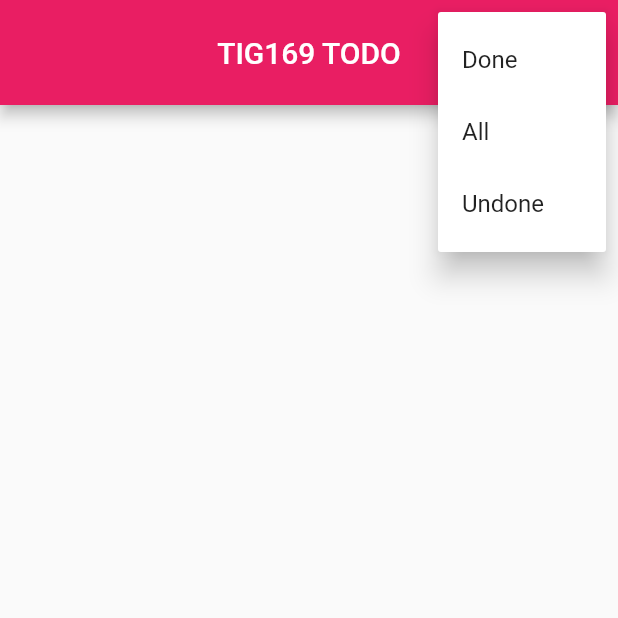
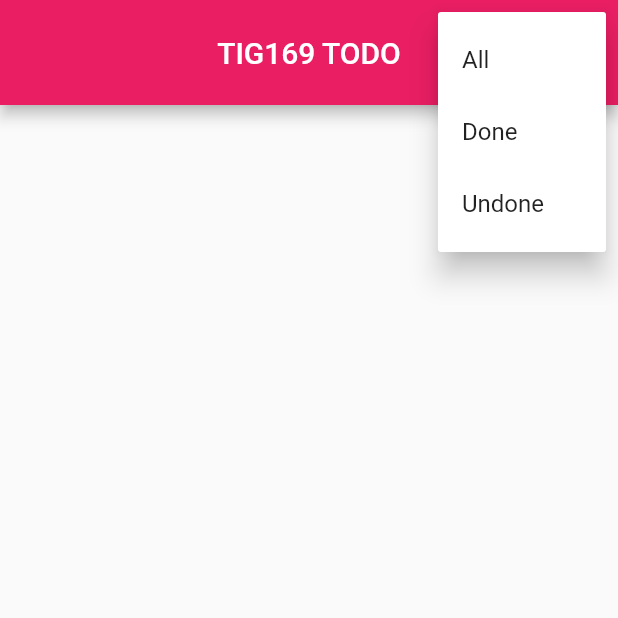
Before and after one commit to gu-tig169-ht21/gusgranqlo, a Flutter app: the screen it shows after launch, after a tap on the "more vert" icon, on a phone screen of 412 x 824 dp, the top half of it. Run offline on Flutter 3.47's test engine with Material 2 defaults, Android fonts, the phone set to English and light mode, and no system bars; missing offline and left inert: dart:html.

Commit message:
filtreringen fungerar, allt färdigt från vecka 3 tillstånd

```diff
--- a/lib/main.dart
+++ b/lib/main.dart
@@ -1,64 +1,45 @@
+//import 'dart:js';
 import 'package:flutter/material.dart';
 import 'package:flutter/rendering.dart';
 import 'package:provider/provider.dart';
 import 'second_view.dart';
+import 'todo_list.dart';
+//import 'package:http/http.dart'; as http;
 
 void main() {
-  runApp(
-      // här sätter du upp providern
-      //och gör att
-      //alla barn har tillgång till klassen TodoList
-      ChangeNotifierProvider(
+  runApp(ChangeNotifierProvider(
     create: (context) => TodoList(),
-    child: MyApp(),
+    child: const MyApp(),
   ));
 }
 
 class Todo {
-  final String syssla;
-  final bool kryssbox;
+  String syssla;
+  bool kryssbox;
+
   //konstruktor
-  Todo(this.syssla, this.kryssbox);
+  Todo({required this.syssla, this.kryssbox = false});
 }
 
 class MyApp extends StatefulWidget {
-  MyApp({Key? key}) : super(key: key);
+  const MyApp({Key? key}) : super(key: key);
   @override //för att kunna överlagra och göra min egna build funktion
   _MyAppState createState() => _MyAppState();
 }
 
 class _MyAppState extends State<MyApp> {
+  @override
   Widget build(BuildContext context) {
     return MaterialApp(
-      home: MainView(),
-      //home: ThirdView(),
+      debugShowCheckedModeBanner: false,
+      home: const MainView(),
       theme: ThemeData(primarySwatch: Colors.pink),
     );
   }
 }
 
-class TodoList extends ChangeNotifier {
-  List<Todo> _list = [];
-
-  List<Todo> get list {
-    return _list;
-  }
-
-  //funktion som adderar en Todo
-  void addTodo(Todo syssla) {
-    _list.add(syssla);
-    notifyListeners();
-  }
-
-  // funktion som raderar en Todo
-  void removeTodo(Todo todo) {
-    _list.remove(todo);
-    notifyListeners();
-  }
-}
-
 class MainView extends StatefulWidget {
-  MainView({Key? key}) : super(key: key);
+  const MainView({Key? key}) : super(key: key);
   @override //för att kunna överlagra och göra min egna build funktion
   _MainViewState createState() => _MainViewState();
 }
@@ -66,60 +47,53 @@
 class _MainViewState extends State<MainView> {
   late String syssla;
   late bool kryssbox;
-  late TextEditingController _controller;
-  var filterSetting = 'all';
 
-  get allItems => null;
-
+  @override
   Widget build(BuildContext context) {
-    List<Todo> list = [];
+    //List<Todo> list = [];
 
     return Scaffold(
       appBar: AppBar(
           centerTitle: true,
-          title: Text('TIG169 TODO'),
+          title: const Text('TIG169 TODO'),
           toolbarHeight: 70,
           actions: [
             PopupMenuButton(
+                onSelected: (String value) => {
+                      Provider.of<TodoList>(context, listen: false)
+                          .setFilterBy(value)
+                    },
                 itemBuilder: (context) => [
-                      PopupMenuItem(
-                          child: const Text("Done"),
-                          value: 1,
-                          onTap: () {
-                            getFilteredList(list, "Done");
-                          }),
-                      PopupMenuItem(
-                          child: const Text("All"), value: 2, onTap: () {}),
-                      PopupMenuItem(
-                        child: const Text("Undone"),
-                        value: 3,
-                        onTap: () {
-                          getFilteredList(list, 'Undone');
-                        },
+                      const PopupMenuItem(child: Text("All"), value: 'all'),
+                      const PopupMenuItem(
+                        child: Text("Done"),
+                        value: 'done',
+                      ),
+                      const PopupMenuItem(
+                        child: Text("Undone"),
+                        value: 'undone',
                       )
                     ])
           ]),
       body: Consumer<TodoList>(
-        //Consumer som uppdateras när de ska lägas till et objekt i listan
         builder: (context, state, child) => _list(
-          getFilteredList(state.list, filterSetting),
+          state.getFilteredList(state.list, state.filterBy),
         ),
       ),
       floatingActionButton: FloatingActionButton(
           tooltip: 'Add',
-          child: Icon(Icons.add),
+          child: const Icon(Icons.add),
           backgroundColor: Colors.pink,
           onPressed: () async {
             var newTodo = await Navigator.push(
               context,
               MaterialPageRoute(
                 builder: (context) => SecondView(
-                  Todo('', false),
+                  Todo(syssla: ''),
                 ),
               ),
             );
             if (newTodo != null) {
-              //inte är null så skall detta göras
               Provider.of<TodoList>(context, listen: false).addTodo(newTodo);
             }
           }),
@@ -127,69 +101,34 @@
   }
 }
 
-List getFilteredList(allItems, settings) {
-  if (settings == "All") return allItems;
-  if (settings == "Done") {
-    return [
-      Todo('Diska', true),
-      Todo('Programmera', true),
-      Todo('Ringa Karolina', true),
-    ];
+Widget _radiListan(context, Todo todo) {
+  var textDecoration = TextDecoration.none;
+  if (todo.kryssbox) {
+    textDecoration = TextDecoration.lineThrough;
   }
-  if (settings == "Undone") {
-    return [
-      Todo('Städa', false),
-      Todo('Laga mat', false),
-      Todo('Gå en runda', false),
-      Todo('Mata hunden', false),
-      Todo('Gå ut med soporna', false)
-    ];
-  }
-  return allItems;
+  return ListTile(
+    leading: Checkbox(
+      value: todo.kryssbox,
+      activeColor: Colors.blue,
+      onChanged: (bool? kryssbox) {
+        Provider.of<TodoList>(context, listen: false).changeState(todo);
+      },
+    ),
+    title: Text(
+      todo.syssla,
+      style: TextStyle(fontSize: 20, decoration: textDecoration),
+    ),
+    trailing: IconButton(
+        icon: const Icon(Icons.highlight_remove),
+        onPressed: () {
+          var state = Provider.of<TodoList>(context, listen: false);
+          state.removeTodo(todo);
+        }),
+  );
 }
 
 Widget _list(sysslor) {
   return ListView.builder(
-      itemBuilder: (context, index) => _RadiListan(context, sysslor[index]),
+      itemBuilder: (context, index) => _radiListan(context, sysslor[index]),
       itemCount: sysslor.length);
 }
-
-Widget _RadiListan(context, Todo todo) {
-  var textDecoration = TextDecoration.none;
-  if (todo.kryssbox) {
-    textDecoration = TextDecoration.lineThrough;
-  }
-
-  return Row(
-    mainAxisAlignment: MainAxisAlignment.start,
-    children: [
-      Checkbox(
-          value: todo.kryssbox,
-          onChanged: (Todo) {
-            var state = Provider.of<TodoList>(context, listen: false);
-
-            // state.kryssbox => setState(() = kryssbox!),
-            // setState(() {
-            //   todo.kryssbox[] = newTodo;
-            // },
-            // notifyListeners();
-          }),
-      Expanded(
-        child: Text(
-          todo.syssla,
-          style: TextStyle(
-            fontSize: 20,
-            decoration: textDecoration,
-          ),
-        ),
-      ),
-      IconButton(
-        icon: Icon(Icons.highlight_remove),
-        onPressed: () {
-          var state = Provider.of<TodoList>(context, listen: false);
-          state.removeTodo(todo);
-        },
-      ),
-    ],
-  );
-}
--- /dev/null
+++ b/lib/todo_list.dart
@@ -0,0 +1,51 @@
+import 'package:flutter/material.dart';
+import 'main.dart';
+
+class TodoList extends ChangeNotifier {
+  final List<Todo> _list = [];
+
+  //TodoList(this._filterBy);
+
+  var _filterBy = 'all';
+
+  String get filterBy => _filterBy;
+
+  List<Todo> get list {
+    return _list;
+  }
+
+  //funktion som adderar en Todo
+  void addTodo(Todo syssla) {
+    _list.add(syssla);
+    notifyListeners();
+  }
+
+  // funktion som raderar en Todo
+  void removeTodo(Todo todo) {
+    _list.remove(todo);
+    notifyListeners();
+  }
+
+  //funktion som ändrar state på kryssboxen
+  void changeState(Todo todo) {
+    todo.kryssbox = !todo.kryssbox;
+    notifyListeners();
+  }
+
+  void setFilterBy(String filterBy) {
+    _filterBy = filterBy;
+    notifyListeners();
+  }
+
+  List<Todo> getFilteredList(_list, _filterBy) {
+    if (_filterBy == 'all') {
+      return list;
+    } else if (_filterBy == 'done') {
+      return list.where((item) => item.kryssbox == true).toList();
+    } else if (_filterBy == 'undone') {
+      return list.where((item) => item.kryssbox == false).toList();
+    } else {
+      return list;
+    }
+  }
+}
--- a/pubspec.yaml
+++ b/pubspec.yaml
@@ -35,6 +35,7 @@ dependencies:
   # Use with the CupertinoIcons class for iOS style icons.
   cupertino_icons: ^1.0.2
   provider: ^6.0.1
+  http: ^0.13.4
 
 dev_dependencies:
   flutter_test:
```
Also changed, not shown: lib/internet_connection.dart (added, +32 -0 lines), lib/second_view.dart (+15 -19 lines), lib/thirdv_view.dart (+5 -4 lines), pubspec.lock, 1 other file.
